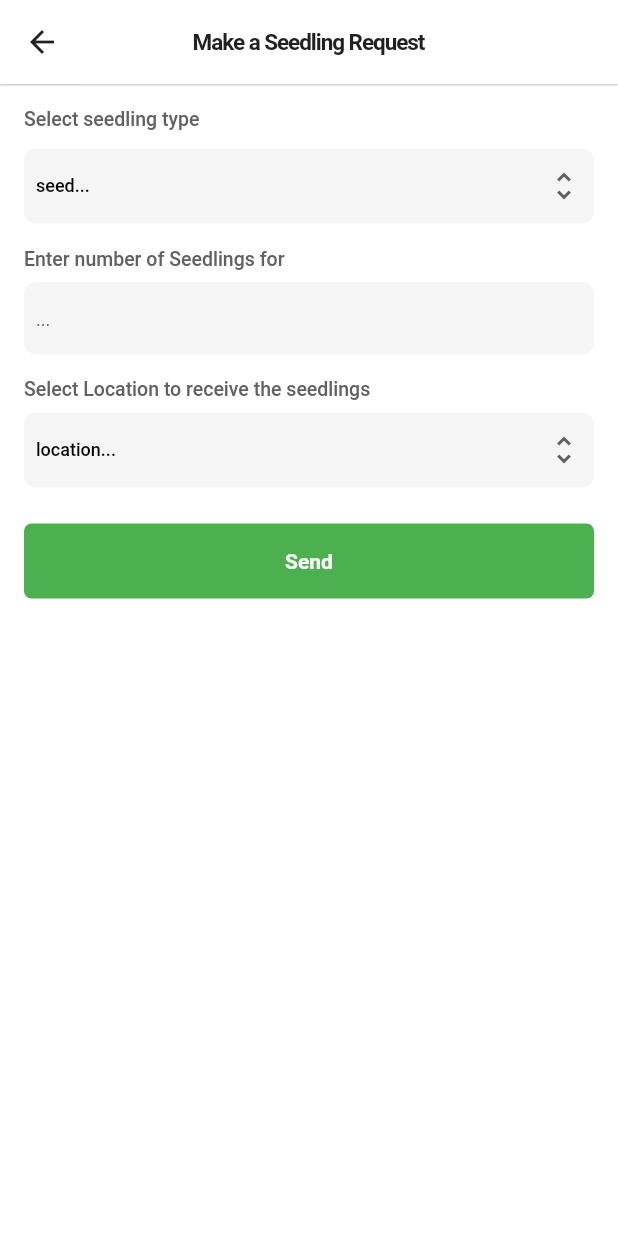
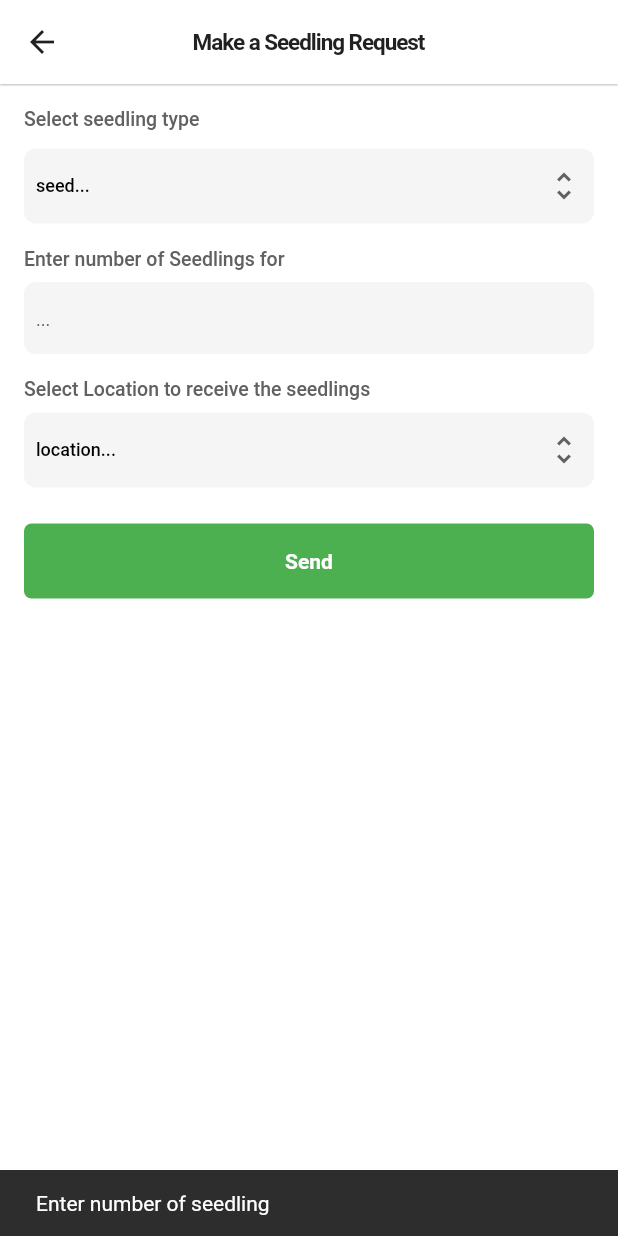
Before and after one commit to Sankwan/GreenGhana-Mobile-App, a Flutter app: the RequestSeedling screen opened directly, after a tap on "Send", on a phone screen of 412 x 824 dp. Run offline on Flutter 3.47's test engine with Material 2 defaults, Android fonts, the phone set to English and light mode, and no system bars; our stand-ins replace bot_toast, cached_network_image, carousel_slider, cloud_firestore, dio, dotted_border and 17 more; missing offline and left inert: random_avatar; accounts and stored records are empty; Roboto replaces fonts that are missing (Poppins).

Commit message:
seedling request

```diff
--- a/lib/models/request_model.dart
+++ b/lib/models/request_model.dart
@@ -3,7 +3,7 @@ class RequestModel{
   String? userId;
   String? seedType;
   String? dateRequested;
-  num? seedQuantity;
+  String? seedQuantity;
   String? pickupLocation;
   String? userPhoneNumber;
 
--- a/lib/provider/request_provider.dart
+++ b/lib/provider/request_provider.dart
@@ -1,16 +1,6 @@
-import 'dart:collection';
-
 import 'package:flutter/cupertino.dart';
-import 'package:instagram_aa/controllers/request_controller.dart';
-import 'package:instagram_aa/models/request_model.dart';
-
-import '../models/posts_model.dart';
 
 class RequestProvider with ChangeNotifier {
-
-  final RequestControllerImplement controller = RequestControllerImplement();
-
-
   String _selectedSeed = 'seed...';
   String _selectedLocation = "location...";
 
@@ -22,9 +12,14 @@ class RequestProvider with ChangeNotifier {
     notifyListeners();
   }
 
-  void onLocationSelect(s){
+  void onLocationSelect(s) {
     _selectedLocation = s;
     notifyListeners();
   }
 
+  void clearFields(){
+    _selectedSeed = 'seed...';
+    _selectedLocation = 'location';
+    notifyListeners();
+  }
 }
--- a/lib/services/firebase_service.dart
+++ b/lib/services/firebase_service.dart
@@ -8,6 +8,6 @@ final storage = FirebaseStorage.instance;
 final firrstore = FirebaseFirestore.instance;
 final usercol = FirebaseFirestore.instance.collection('users');
 final postcol = FirebaseFirestore.instance.collection('posts');
-final requestcol = FirebaseFirestore.instance.collection('requests');
+final requestcol = FirebaseFirestore.instance.collection('seedlings-request');
 
 final logs = Logger();
--- a/lib/views/screens/request_seedling.dart
+++ b/lib/views/screens/request_seedling.dart
@@ -1,9 +1,17 @@
+// ignore_for_file: use_build_context_synchronously
+
 import 'package:firebase_auth/firebase_auth.dart';
 import 'package:flutter/material.dart';
+import 'package:instagram_aa/models/request_model.dart';
+import 'package:instagram_aa/models/usermodel.dart';
 import 'package:instagram_aa/provider/request_provider.dart';
+import 'package:instagram_aa/provider/userprovider.dart';
+import 'package:instagram_aa/utils/progressloader.dart';
+import 'package:instagram_aa/utils/showsnackbar.dart';
 import 'package:instagram_aa/utils/tablist.dart';
 import 'package:provider/provider.dart';
 
+import '../../controllers/request_controller.dart';
 import '../../utils/custom_theme.dart';
 import '../../utils/custombutton.dart';
 import '../widgets/custominputfield.dart';
@@ -18,6 +26,7 @@ class RequestSeedling extends StatefulWidget {
 
 class _RequestSeedlingState extends State<RequestSeedling> {
   late TextEditingController seedCountController;
+  final RequestControllerImplement controller = RequestControllerImplement();
 
   @override
   void initState() {
@@ -140,11 +149,43 @@ class _RequestSeedlingState extends State<RequestSeedling> {
             height: 24,
           ),
           CustomButton(
-            onpress: () {},
+            onpress: () => uploadSeedling(),
             label: 'Send',
           ),
         ],
       ),
     );
   }
+
+  Future uploadSeedling() async {
+    RequestProvider rp = context.read<RequestProvider>();
+    String seedQuantity = seedCountController.text.trim();
+    if (seedQuantity.isEmpty) {
+      return showSnackBar(context, 'Enter number of seedling');
+    }
+    if(rp.selectedSeed == "seed..."){
+      return showSnackBar(context, 'please selecet a valid seed');
+    }
+    if(rp.selectedLocation == "location..."){
+      return showSnackBar(context, 'please selecet pickup location');
+    }
+    showProgressLoader();
+    bool isRequested = await controller.addRequest(
+      request: RequestModel(
+          seedType: rp.selectedSeed,
+          seedQuantity: seedQuantity,
+          pickupLocation: rp.selectedLocation,
+          userPhoneNumber:
+              context.read<UserProvider>().usermodel?.userPhoneNumber),
+    );
+    if (isRequested) {
+      cancelProgressLoader();
+      showSnackBar(context, 'Request submitted successfully');
+      seedCountController.clear();
+      rp.clearFields();
+    } else {
+      cancelProgressLoader();
+      showSnackBar(context, 'Error requesting seedling');
+    }
+  }
 }
```
